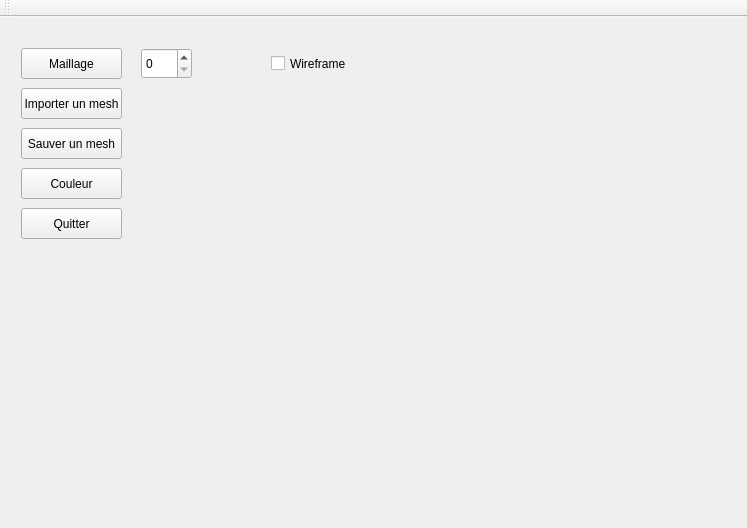
Old version of the form Mesh_Computational_Geometry/mainwindow.ui in the repository Tiinmarr/Mesh_Modelisation.
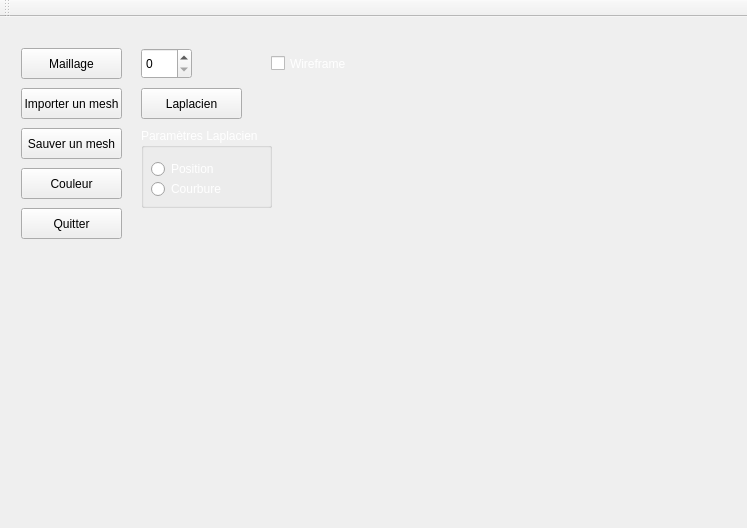
New version of the form. Custom widgets are drawn as their Qt base class.

Commit message: 1st part laplacian

What changed in the file:
```diff
--- a/Mesh_Computational_Geometry/mainwindow.ui
+++ b/Mesh_Computational_Geometry/mainwindow.ui
@@ -110,10 +110,234 @@
          <height>31</height>
         </rect>
        </property>
+       <property name="palette">
+        <palette>
+         <active>
+          <colorrole role="WindowText">
+           <brush brushstyle="SolidPattern">
+            <color alpha="255">
+             <red>255</red>
+             <green>255</green>
+             <blue>255</blue>
+            </color>
+           </brush>
+          </colorrole>
+         </active>
+         <inactive>
+          <colorrole role="WindowText">
+           <brush brushstyle="SolidPattern">
+            <color alpha="255">
+             <red>255</red>
+             <green>255</green>
+             <blue>255</blue>
+            </color>
+           </brush>
+          </colorrole>
+         </inactive>
+         <disabled/>
+        </palette>
+       </property>
        <property name="text">
         <string>Wireframe</string>
        </property>
       </widget>
+      <widget class="QPushButton" name="Laplacian">
+       <property name="geometry">
+        <rect>
+         <x>130</x>
+         <y>60</y>
+         <width>101</width>
+         <height>31</height>
+        </rect>
+       </property>
+       <property name="text">
+        <string>Laplacien</string>
+       </property>
+      </widget>
+      <widget class="QGroupBox" name="Param_L">
+       <property name="geometry">
+        <rect>
+         <x>130</x>
+         <y>100</y>
+         <width>131</width>
+         <height>80</height>
+        </rect>
+       </property>
+       <property name="palette">
+        <palette>
+         <active>
+          <colorrole role="WindowText">
+           <brush brushstyle="SolidPattern">
+            <color alpha="255">
+             <red>255</red>
+             <green>255</green>
+             <blue>255</blue>
+            </color>
+           </brush>
+          </colorrole>
+          <colorrole role="Text">
+           <brush brushstyle="SolidPattern">
+            <color alpha="255">
+             <red>255</red>
+             <green>255</green>
+             <blue>255</blue>
+            </color>
+           </brush>
+          </colorrole>
+          <colorrole role="ButtonText">
+           <brush brushstyle="SolidPattern">
+            <color alpha="255">
+             <red>255</red>
+             <green>255</green>
+             <blue>255</blue>
+            </color>
+           </brush>
+          </colorrole>
+          <colorrole role="ToolTipText">
+           <brush brushstyle="SolidPattern">
+            <color alpha="255">
+             <red>255</red>
+             <green>255</green>
+             <blue>255</blue>
+            </color>
+           </brush>
+          </colorrole>
+         </active>
+         <inactive>
+          <colorrole role="WindowText">
+           <brush brushstyle="SolidPattern">
+            <color alpha="255">
+             <red>255</red>
+             <green>255</green>
+             <blue>255</blue>
+            </color>
+           </brush>
+          </colorrole>
+          <colorrole role="Text">
+           <brush brushstyle="SolidPattern">
+            <color alpha="255">
+             <red>255</red>
+             <green>255</green>
+             <blue>255</blue>
+            </color>
+           </brush>
+          </colorrole>
+          <colorrole role="ButtonText">
+           <brush brushstyle="SolidPattern">
+            <color alpha="255">
+             <red>255</red>
+             <green>255</green>
+             <blue>255</blue>
+            </color>
+           </brush>
+          </colorrole>
+          <colorrole role="ToolTipText">
+           <brush brushstyle="SolidPattern">
+            <color alpha="255">
+             <red>255</red>
+             <green>255</green>
+             <blue>255</blue>
+            </color>
+           </brush>
+          </colorrole>
+         </inactive>
+         <disabled>
+          <colorrole role="ToolTipText">
+           <brush brushstyle="SolidPattern">
+            <color alpha="255">
+             <red>255</red>
+             <green>255</green>
+             <blue>255</blue>
+            </color>
+           </brush>
+          </colorrole>
+         </disabled>
+        </palette>
+       </property>
+       <property name="title">
+        <string>Paramètres Laplacien</string>
+       </property>
+       <widget class="QRadioButton" name="Position">
+        <property name="geometry">
+         <rect>
+          <x>10</x>
+          <y>30</y>
+          <width>91</width>
+          <height>22</height>
+         </rect>
+        </property>
+        <property name="palette">
+         <palette>
+          <active>
+           <colorrole role="WindowText">
+            <brush brushstyle="SolidPattern">
+             <color alpha="255">
+              <red>255</red>
+              <green>255</green>
+              <blue>255</blue>
+             </color>
+            </brush>
+           </colorrole>
+          </active>
+          <inactive>
+           <colorrole role="WindowText">
+            <brush brushstyle="SolidPattern">
+             <color alpha="255">
+              <red>255</red>
+              <green>255</green>
+              <blue>255</blue>
+             </color>
+            </brush>
+           </colorrole>
+          </inactive>
+          <disabled/>
+         </palette>
+        </property>
+        <property name="text">
+         <string>Position</string>
+        </property>
+       </widget>
+       <widget class="QRadioButton" name="Courbure">
+        <property name="geometry">
+         <rect>
+          <x>10</x>
+          <y>50</y>
+          <width>91</width>
+          <height>22</height>
+         </rect>
+        </property>
+        <property name="palette">
+         <palette>
+          <active>
+           <colorrole role="WindowText">
+            <brush brushstyle="SolidPattern">
+             <color alpha="255">
+              <red>255</red>
+              <green>255</green>
+              <blue>255</blue>
+             </color>
+            </brush>
+           </colorrole>
+          </active>
+          <inactive>
+           <colorrole role="WindowText">
+            <brush brushstyle="SolidPattern">
+             <color alpha="255">
+              <red>255</red>
+              <green>255</green>
+              <blue>255</blue>
+             </color>
+            </brush>
+           </colorrole>
+          </inactive>
+          <disabled/>
+         </palette>
+        </property>
+        <property name="text">
+         <string>Courbure</string>
+        </property>
+       </widget>
+      </widget>
      </widget>
     </item>
    </layout>
```
The commit also changes 24 other files.
